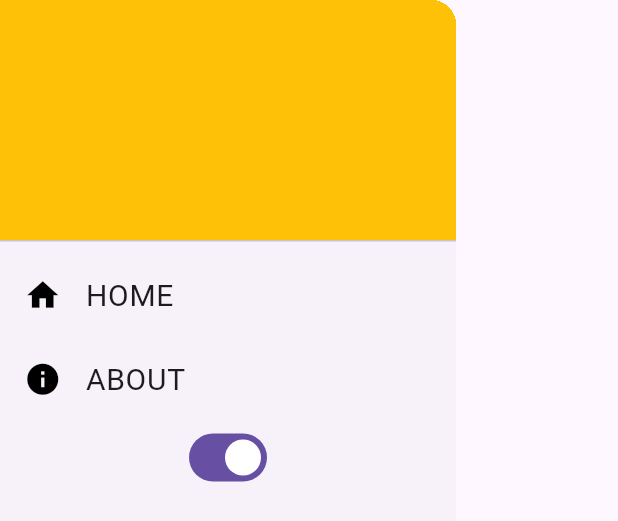
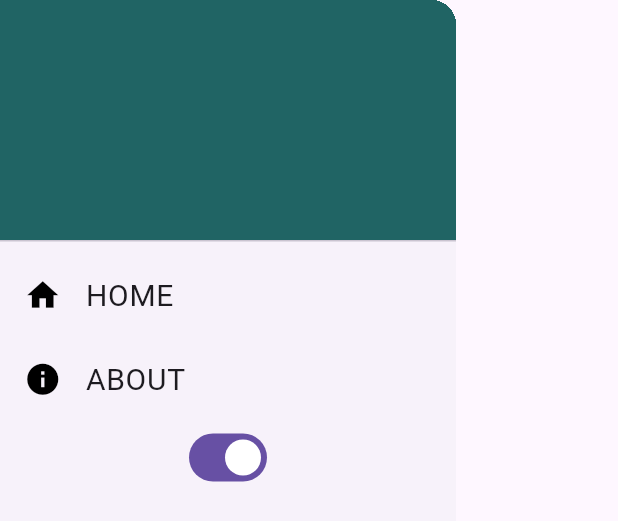
Before and after one commit to AnJasid/game_info, a Flutter app: the MainDrawer widget shown alone on an empty page, opened directly, on a phone screen of 412 x 824 dp. Shown: the top 521 px of the screen. Run offline on Flutter 3.47's test engine with Material 3 defaults, Android fonts, the phone set to English and light mode, and no system bars; our stand-ins replace flutter_riverpod.

Commit message:
update main drawer: change DrawerHeader BG color

```diff
--- a/lib/widgets/main_drawer.dart
+++ b/lib/widgets/main_drawer.dart
@@ -41,7 +41,7 @@ class MainDrawer extends ConsumerWidget {
           const DrawerHeader(
             padding: EdgeInsets.all(20),
             decoration: BoxDecoration(
-              color: Colors.amber,
+              color: Color(0xff206464),
             ),
             child: Row(
               children: [
```
